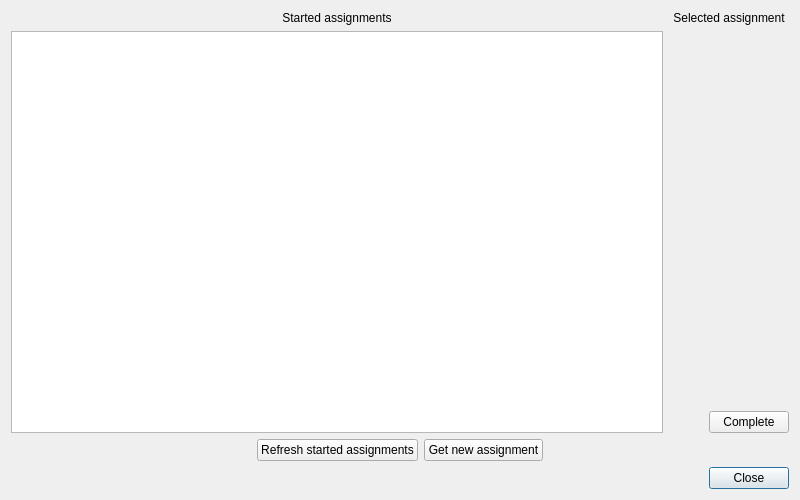
First picture: the form in neurolabi/gui/protocols/protocolassignmentdialog.ui, repository janelia-flyem/NeuTu, before the edit.
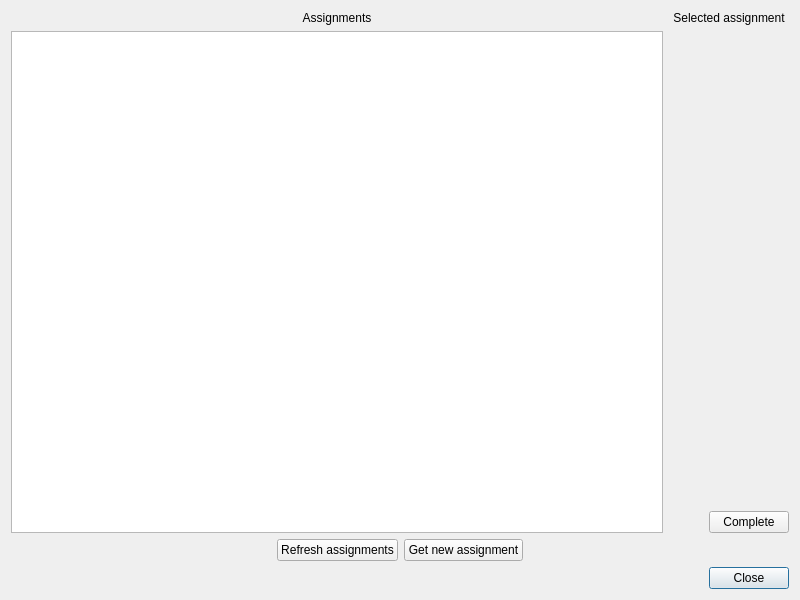
Second picture: the form after the edit.

Patch:
```diff
--- a/neurolabi/gui/protocols/protocolassignmentdialog.ui
+++ b/neurolabi/gui/protocols/protocolassignmentdialog.ui
@@ -7,7 +7,7 @@
     <x>0</x>
     <y>0</y>
     <width>800</width>
-    <height>500</height>
+    <height>600</height>
    </rect>
   </property>
   <property name="windowTitle">
@@ -21,7 +21,7 @@
        <item>
         <widget class="QLabel" name="label_5">
          <property name="text">
-          <string>Started assignments</string>
+          <string>Assignments</string>
          </property>
          <property name="alignment">
           <set>Qt::AlignCenter</set>
@@ -36,6 +36,9 @@
          <property name="selectionBehavior">
           <enum>QAbstractItemView::SelectRows</enum>
          </property>
+         <property name="sortingEnabled">
+          <bool>true</bool>
+         </property>
         </widget>
        </item>
       </layout>
@@ -121,7 +124,7 @@
      <item>
       <widget class="QPushButton" name="loadStartedButton">
        <property name="text">
-        <string>Refresh started assignments</string>
+        <string>Refresh assignments</string>
        </property>
        <property name="autoDefault">
         <bool>false</bool>
```
Left out of the diff: 4 changed lines with no effect on the pictures.
